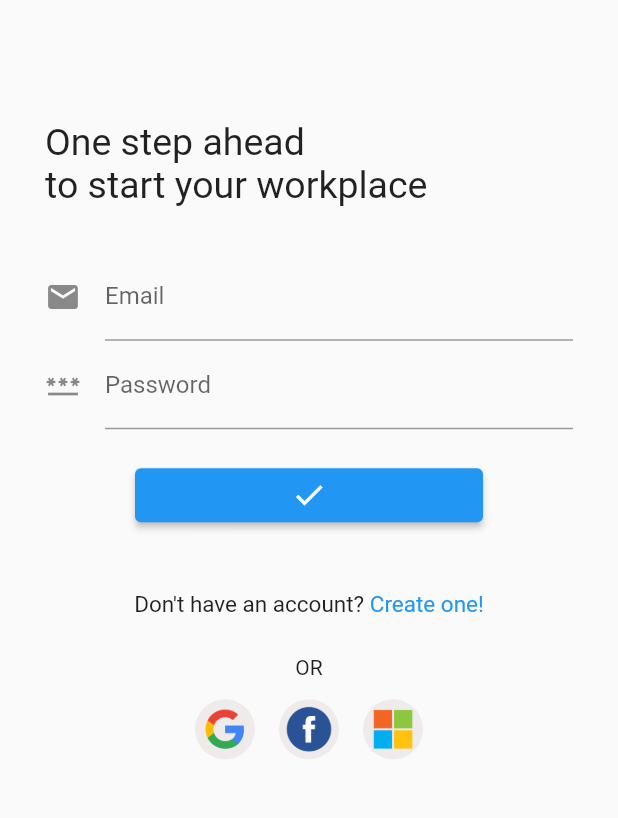
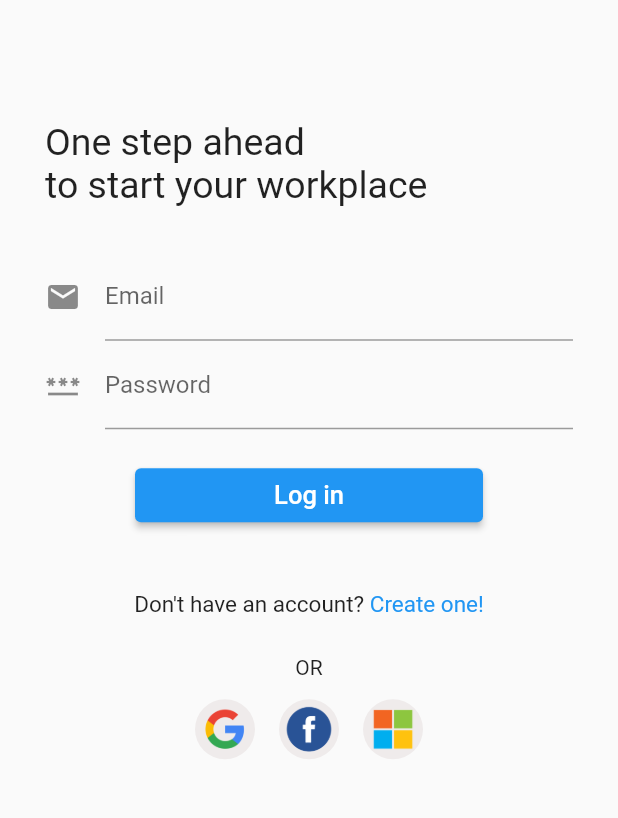
Before and after one commit to lelouisdevn/email-mobile-app, a Flutter app: the screen it shows after launch, on a phone screen of 412 x 824 dp, the part 287-1105 px from its top. Run offline on Flutter 3.47's test engine with Material 2 defaults, Android fonts, the phone set to English and light mode, and no system bars; project files that could hold a hidden picture were left out.

Commit message:
Release version 1.0 - 7/11/2022

```diff
--- a/lib/main.dart
+++ b/lib/main.dart
@@ -1,6 +1,7 @@
 import 'package:atlanteans_email/ui/email/deleted/deleted_emails.dart';
 import 'package:atlanteans_email/ui/email/email_manager.dart';
 import 'package:atlanteans_email/ui/email/sent_emails_screen.dart';
+// import 'package:atlanteans_email/ui/splashScreen.dart';
 import 'package:atlanteans_email/ui/user/userManager.dart';
 import 'package:flutter/material.dart';
 import 'models/user.dart';
@@ -20,6 +21,7 @@ class MyApp extends StatelessWidget {
   // This widget is the root of your application.
   @override
   Widget build(BuildContext context) {
+    // final user = context.read<User>();
     return MultiProvider(
       providers: [
         Provider(
--- a/lib/ui/auth/login.dart
+++ b/lib/ui/auth/login.dart
@@ -112,7 +112,8 @@ class _LoginPageState extends State<LoginPage> {
                     },
                     child: Container(
                       width: 200,
-                      child: const Icon(Icons.check),
+                      // child: const Icon(Icons.check),
+                      child: const Text("Log in", textAlign: TextAlign.center,style: TextStyle(fontSize: 17),),
                     ),
                   ),
                 ),
```
Also changed, not shown: lib/ui/email/email_manager.dart (+8 -11 lines), lib/ui/user/userManager.dart (+3 -5 lines).
